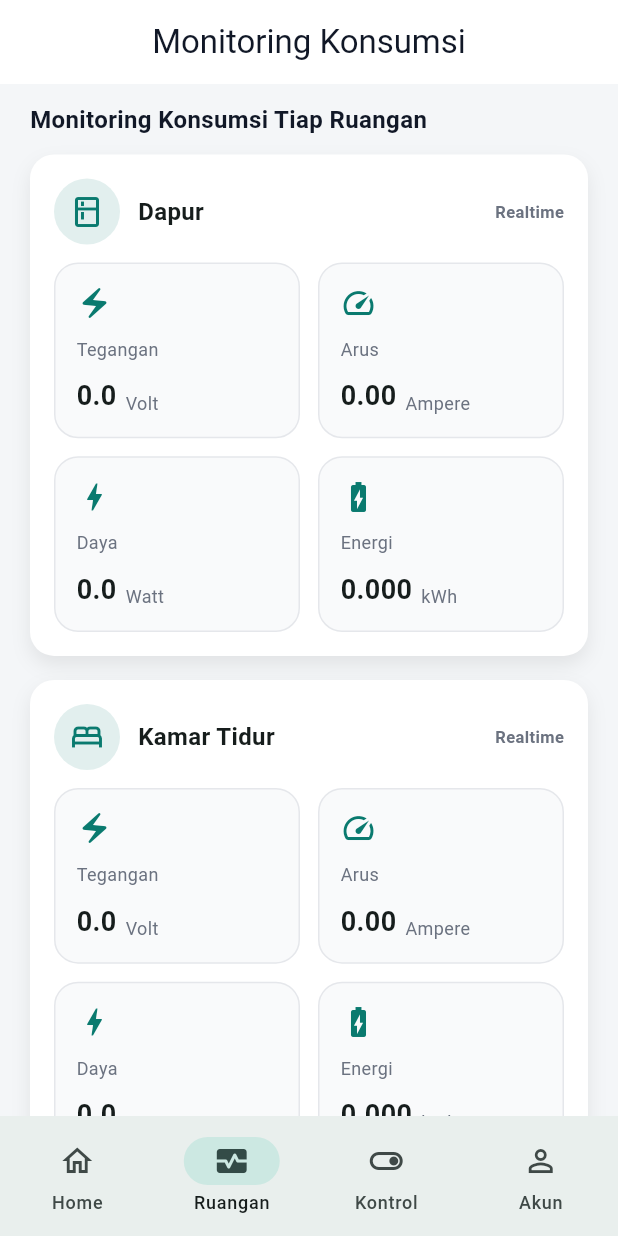
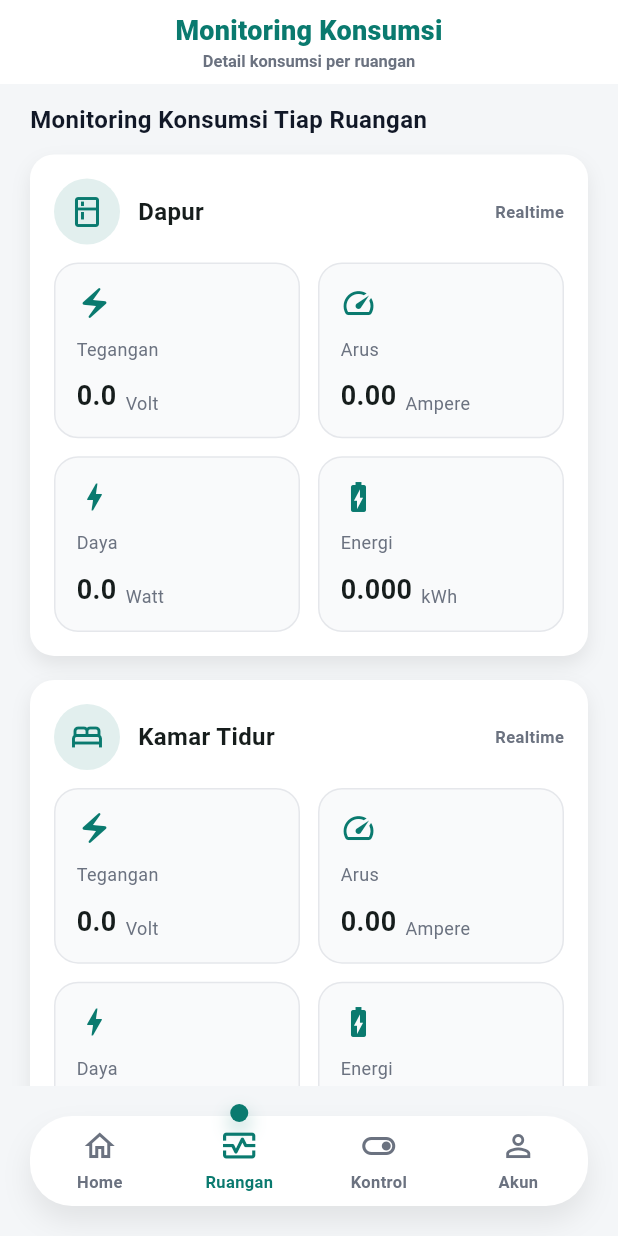
Before and after one commit to ridhoalpian/IoT-Power-Guard, a Flutter app: the screen it shows after launch, item 2 of the bottom bar chosen, on a phone screen of 412 x 824 dp. Run offline on Flutter 3.47's test engine with Material 3 defaults, Android fonts, the phone set to English and light mode, and no system bars; our stand-ins replace firebase_auth, firebase_core, firebase_database, flutter_local_notifications; accounts and stored records are empty; network calls fail.

Commit message:
Refactor: Custom bottom navbar dan title appbar

```diff
--- a/lib/core/features/home/home_screen.dart
+++ b/lib/core/features/home/home_screen.dart
@@ -8,6 +8,7 @@ import 'pages/account_info_page.dart';
 import 'pages/dashboard_page.dart';
 import 'pages/relay_control_page.dart';
 import 'pages/room_monitoring_page.dart';
+import 'widgets/custom_bottom_nav.dart';
 
 class HomeScreen extends StatefulWidget {
   const HomeScreen({super.key});
@@ -29,6 +30,12 @@ class _HomeScreenState extends State<HomeScreen> {
     'Monitoring Konsumsi',
     'Kontrol Perangkat',
     'Info Akun',
+  ];
+  static const List<String> _subtitles = [
+    'Ringkasan realtime seluruh ruangan',
+    'Detail konsumsi per ruangan',
+    'Kelola relay tiap perangkat',
+    'Profil dan informasi akun',
   ];
 
   @override
@@ -66,43 +73,66 @@ class _HomeScreenState extends State<HomeScreen> {
 
     return Scaffold(
       appBar: AppBar(
-        title: Text(_titles[_currentIndex]),
+        title: _AppBarTitle(
+          title: _titles[_currentIndex],
+          subtitle: _subtitles[_currentIndex],
+        ),
         centerTitle: true,
       ),
       body: IndexedStack(
         index: _currentIndex,
         children: pages,
       ),
-      bottomNavigationBar: NavigationBar(
-        selectedIndex: _currentIndex,
-        onDestinationSelected: (index) {
+      bottomNavigationBar: CustomBottomNav(
+        currentIndex: _currentIndex,
+        onTap: (index) {
           setState(() {
             _currentIndex = index;
           });
         },
-        destinations: const [
-          NavigationDestination(
-            icon: Icon(Icons.home_outlined),
-            selectedIcon: Icon(Icons.home),
-            label: 'Home',
-          ),
-          NavigationDestination(
-            icon: Icon(Icons.monitor_heart_outlined),
-            selectedIcon: Icon(Icons.monitor_heart),
-            label: 'Ruangan',
-          ),
-          NavigationDestination(
-            icon: Icon(Icons.toggle_on_outlined),
-            selectedIcon: Icon(Icons.toggle_on),
-            label: 'Kontrol',
-          ),
-          NavigationDestination(
-            icon: Icon(Icons.person_outline),
-            selectedIcon: Icon(Icons.person),
-            label: 'Akun',
-          ),
+        items: const [
+          BottomNavItem(icon: Icons.home_outlined, label: 'Home'),
+          BottomNavItem(icon: Icons.monitor_heart_outlined, label: 'Ruangan'),
+          BottomNavItem(icon: Icons.toggle_on_outlined, label: 'Kontrol'),
+          BottomNavItem(icon: Icons.person_outline, label: 'Akun'),
         ],
       ),
     );
   }
 }
+
+class _AppBarTitle extends StatelessWidget {
+  const _AppBarTitle({required this.title, required this.subtitle});
+
+  final String title;
+  final String subtitle;
+
+  @override
+  Widget build(BuildContext context) {
+    return Column(
+      mainAxisSize: MainAxisSize.min,
+      children: [
+        Text(
+          title,
+          textAlign: TextAlign.center,
+          style: const TextStyle(
+            fontSize: 18,
+            fontWeight: FontWeight.w800,
+            letterSpacing: 0.2,
+            color: Color(0xFF0A7A6F),
+          ),
+        ),
+        const SizedBox(height: 2),
+        Text(
+          subtitle,
+          textAlign: TextAlign.center,
+          style: const TextStyle(
+            fontSize: 11,
+            fontWeight: FontWeight.w600,
+            color: Color(0xFF6B7280),
+          ),
+        ),
+      ],
+    );
+  }
+}
--- /dev/null
+++ b/lib/core/features/home/widgets/custom_bottom_nav.dart
@@ -0,0 +1,160 @@
+import 'package:flutter/material.dart';
+
+class CustomBottomNav extends StatelessWidget {
+  const CustomBottomNav({
+    super.key,
+    required this.currentIndex,
+    required this.onTap,
+    required this.items,
+  });
+
+  final int currentIndex;
+  final ValueChanged<int> onTap;
+  final List<BottomNavItem> items;
+
+  @override
+  Widget build(BuildContext context) {
+    final selectedColor = const Color(0xFF0A7A6F);
+    final unselectedColor = const Color(0xFF6B7280);
+
+    return SafeArea(
+      top: false,
+      child: Padding(
+        padding: const EdgeInsets.fromLTRB(20, 8, 20, 16),
+        child: SizedBox(
+          height: 76,
+          child: LayoutBuilder(
+            builder: (context, constraints) {
+              final itemWidth = constraints.maxWidth / items.length;
+              final indicatorLeft =
+                  (itemWidth * currentIndex) + (itemWidth / 2) - 6;
+
+              return Stack(
+                clipBehavior: Clip.none,
+                children: [
+                  Positioned(
+                    top: 12,
+                    left: 0,
+                    right: 0,
+                    child: Container(
+                      height: 60,
+                      decoration: BoxDecoration(
+                        color: Colors.white,
+                        borderRadius: BorderRadius.circular(28),
+                        boxShadow: const [
+                          BoxShadow(
+                            color: Color(0x14000000),
+                            blurRadius: 16,
+                            offset: Offset(0, 10),
+                          ),
+                        ],
+                      ),
+                    ),
+                  ),
+                  AnimatedPositioned(
+                    duration: const Duration(milliseconds: 280),
+                    curve: Curves.easeOutCubic,
+                    top: 4,
+                    left: indicatorLeft,
+                    child: Container(
+                      height: 12,
+                      width: 12,
+                      decoration: BoxDecoration(
+                        color: selectedColor,
+                        shape: BoxShape.circle,
+                        boxShadow: [
+                          BoxShadow(
+                            color: selectedColor.withValues(alpha: 0.35),
+                            blurRadius: 10,
+                            offset: const Offset(0, 6),
+                          ),
+                        ],
+                      ),
+                    ),
+                  ),
+                  Positioned(
+                    top: 12,
+                    left: 0,
+                    right: 0,
+                    height: 60,
+                    child: Row(
+                      children: [
+                        for (var index = 0; index < items.length; index++)
+                          Expanded(
+                            child: _NavItem(
+                              item: items[index],
+                              isSelected: index == currentIndex,
+                              selectedColor: selectedColor,
+                              unselectedColor: unselectedColor,
+                              onTap: () => onTap(index),
+                            ),
+                          ),
+                      ],
+                    ),
+                  ),
+                ],
+              );
+            },
+          ),
+        ),
+      ),
+    );
+  }
+}
+
+class BottomNavItem {
+  const BottomNavItem({required this.icon, required this.label});
+
+  final IconData icon;
+  final String label;
+}
+
+class _NavItem extends StatelessWidget {
+  const _NavItem({
+    required this.item,
+    required this.isSelected,
+    required this.selectedColor,
+    required this.unselectedColor,
+    required this.onTap,
+  });
+
+  final BottomNavItem item;
+  final bool isSelected;
+  final Color selectedColor;
+  final Color unselectedColor;
+  final VoidCallback onTap;
+
+  @override
+  Widget build(BuildContext context) {
+    final color = isSelected ? selectedColor : unselectedColor;
+
+    return InkWell(
+      onTap: onTap,
+      borderRadius: BorderRadius.circular(22),
+      child: AnimatedContainer(
+        duration: const Duration(milliseconds: 220),
+        curve: Curves.easeOut,
+        padding: const EdgeInsets.symmetric(vertical: 6),
+        child: Column(
+          mainAxisAlignment: MainAxisAlignment.center,
+          children: [
+            AnimatedScale(
+              duration: const Duration(milliseconds: 220),
+              scale: isSelected ? 1.08 : 1.0,
+              child: Icon(item.icon, color: color),
+            ),
+            const SizedBox(height: 4),
+            Text(
+              item.label,
+              style: TextStyle(
+                fontSize: 11,
+                fontWeight: isSelected ? FontWeight.w700 : FontWeight.w600,
+                color: color,
+              ),
+            ),
+          ],
+        ),
+      ),
+    );
+  }
+}
```
